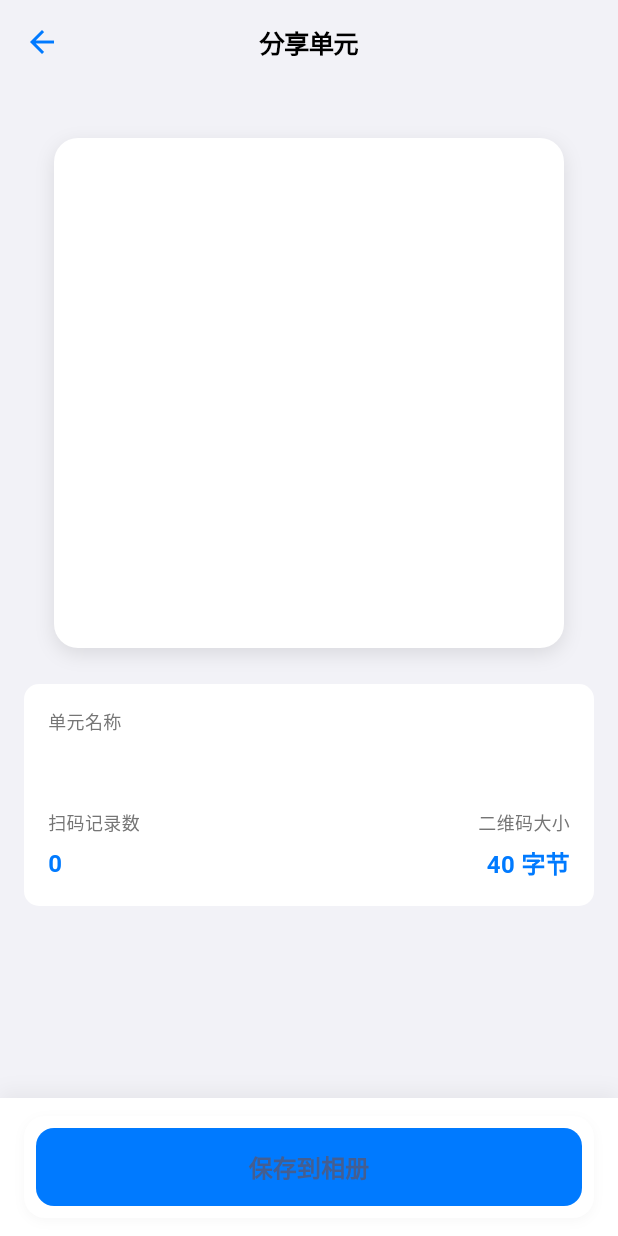
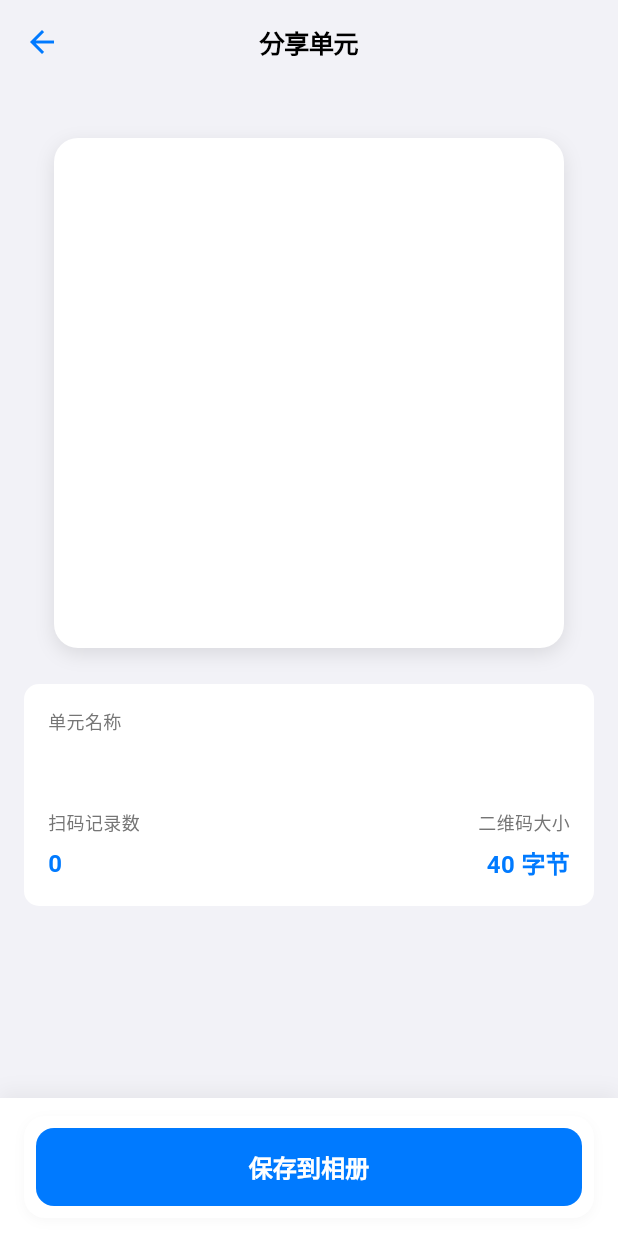
Before and after one commit to 52blingbling/SCAA, a Flutter app: the ShareQRScreen screen opened directly with empty values, on a phone screen of 412 x 824 dp. Run offline on Flutter 3.47's test engine with Material 3 defaults, Android fonts, the phone set to English and light mode, and no system bars; our stand-ins replace audioplayers, camera, image_picker, permission_handler, qr_flutter, shared_preferences; accounts and stored records are empty.

Commit message:
修复错误

```diff
--- a/lib/screens/import_qr_screen.dart
+++ b/lib/screens/import_qr_screen.dart
@@ -44,13 +44,12 @@ class _ImportQRScreenState extends State<ImportQRScreen> {
     final importedUnit = QRService.decodeUnit(text);
 
     if (importedUnit != null) {
-      await unitService.addUnitFromImport(importedUnit);
       if (mounted) {
         ScaffoldMessenger.of(context).showSnackBar(
           SnackBar(content: Text('成功导入单元: ${importedUnit.name}'), backgroundColor: Colors.green),
         );
+        widget.onUnitImported(importedUnit);
         Navigator.pop(context);
-        widget.onUnitImported(importedUnit);
       }
     } else {
       // 如果解析失败，说明扫到的可能是一个普通的设备码，而不是分享码
--- a/lib/screens/share_qr_screen.dart
+++ b/lib/screens/share_qr_screen.dart
@@ -369,7 +369,11 @@ class _ShareQRScreenState extends State<ShareQRScreen> {
                           child: CircularProgressIndicator(strokeWidth: 2, color: Colors.white),
                         )
                       : const Center(
-                          child: Text('保存到相册', style: TextStyle(fontSize: 16, fontWeight: FontWeight.w600)),
+                          child: Text('保存到相册', style: TextStyle(
+                            fontSize: 16,
+                            fontWeight: FontWeight.w600,
+                            color: Colors.white,
+                          )),
                         ),
                 ),
               ),
```
Also changed, not shown: lib/widgets/camera_scanner.dart (+8 -1 lines).
